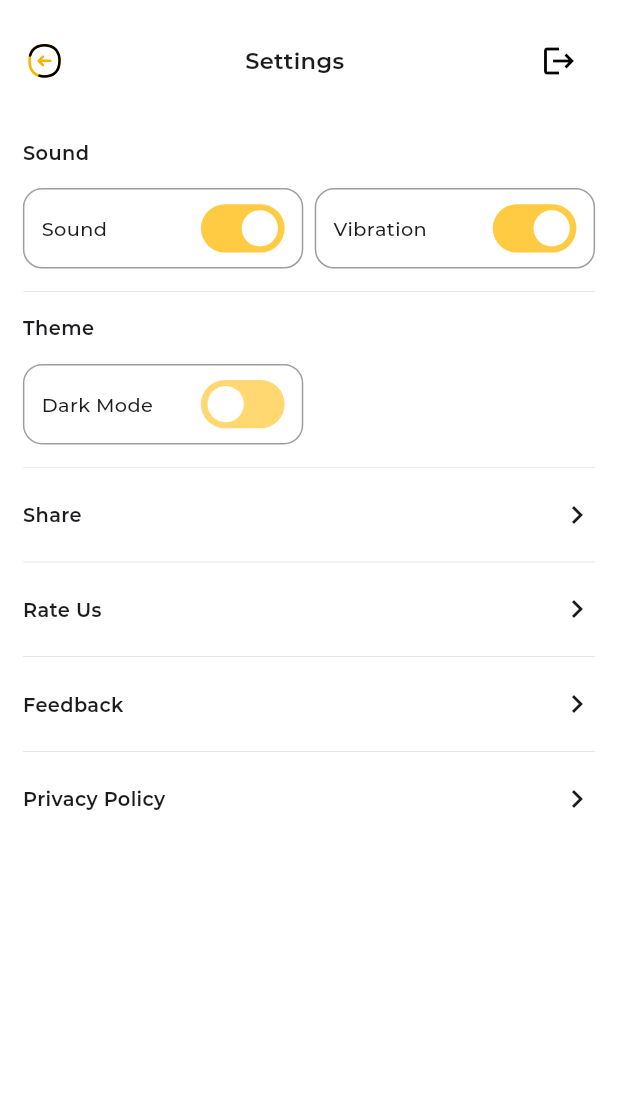
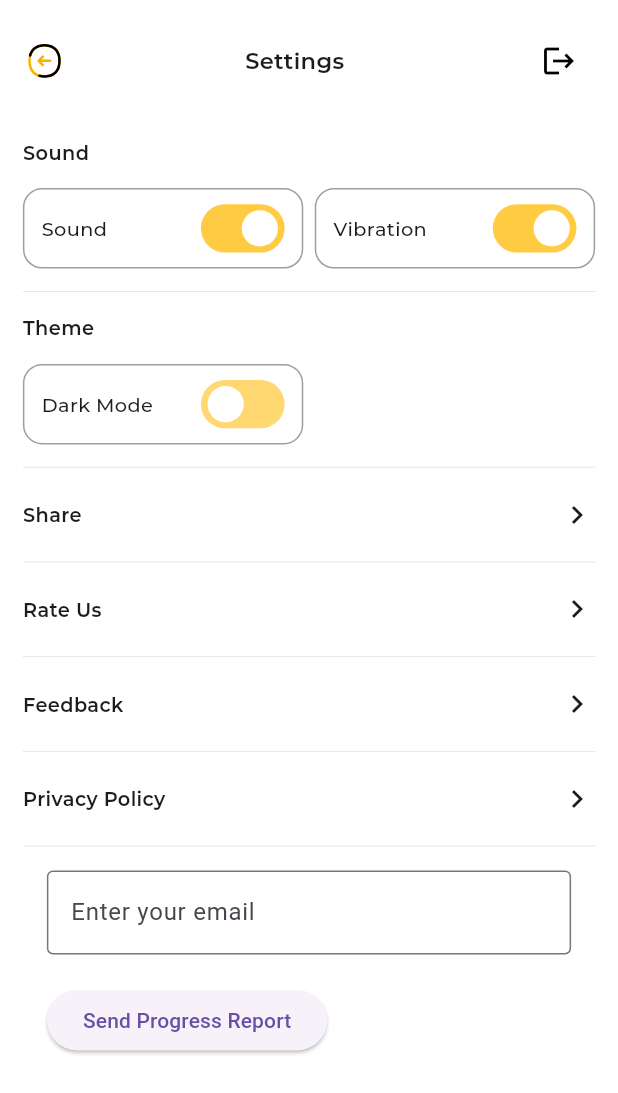
Before and after one commit to nick2601/MemoryMaths, a Flutter app: the SettingScreen screen opened directly, on a phone screen of 412 x 824 dp. Shown: the top 1093 px of the screen. Run offline on Flutter 3.47's test engine with Material 3 defaults, Android fonts, the phone set to English and light mode, and no system bars; drawn by our look-alikes of flutter_switch; our stand-ins replace audioplayers, auto_size_text, figma_squircle, flutter_rating_bar, flutter_svg, fluttertoast and 7 more; missing offline and left inert: dart:html, flutter_email_sender, flutter_share, flutter_vibrate, shared_preferences_web, vsync_provider; accounts and stored records are empty.

Commit message:
addition of send progress report

```diff
--- a/lib/src/ui/setting_screen.dart
+++ b/lib/src/ui/setting_screen.dart
@@ -19,6 +19,12 @@ import 'app/theme_provider.dart';
 import 'package:url_launcher/url_launcher.dart';
 
 import 'common/common_alert_dialog.dart';
+import 'package:pdf/pdf.dart';
+import 'package:pdf/widgets.dart' as pw;
+import 'package:flutter_email_sender/flutter_email_sender.dart';
+import 'dart:html' as html;
+import 'package:path_provider/path_provider.dart';
+import 'dart:io';
 
 class SettingScreen extends StatefulWidget {
   const SettingScreen({Key? key}) : super(key: key);
@@ -43,6 +49,14 @@ class _SettingScreen extends State<SettingScreen> {
   ValueNotifier soundOn = ValueNotifier(false);
   ValueNotifier darkMode = ValueNotifier(false);
   ValueNotifier vibrateOn = ValueNotifier(false);
+
+  final TextEditingController emailController = TextEditingController();
+
+  @override
+  void dispose() {
+    emailController.dispose();
+    super.dispose();
+  }
 
   @override
   void initState() {
@@ -342,11 +356,89 @@ class _SettingScreen extends State<SettingScreen> {
                 function: () async {
                   _launchURL();
                 }),
+            getDivider(),
+            Padding(
+              padding: const EdgeInsets.all(16.0),
+              child: Column(
+                crossAxisAlignment: CrossAxisAlignment.start,
+                children: [
+                  TextFormField(
+                    controller: emailController,
+                    decoration: InputDecoration(
+                      labelText: 'Enter your email',
+                      border: OutlineInputBorder(),
+                    ),
+                    keyboardType: TextInputType.emailAddress,
+                  ),
+                  SizedBox(height: 20),
+                  ElevatedButton(
+                    onPressed: () {
+                      final email = emailController.text;
+                      if (email.isNotEmpty) {
+                        // Call the function to generate and send the report
+                        generateAndSendReport('User Name', email, [
+                          GameCategory('Math', 90),
+                          GameCategory('Science', 80),
+                        ]);
+                      }
+                    },
+                    child: Text('Send Progress Report'),
+                  ),
+                ],
+              ),
+            ),
           ],
         ),
       ),
       flex: 1,
     );
+  }
+
+  Future<void> generateAndSendReport(String userName, String email, List<GameCategory> gameCategories) async {
+    final pdf = pw.Document();
+
+    pdf.addPage(
+      pw.Page(
+        build: (pw.Context context) {
+          return pw.Column(
+            crossAxisAlignment: pw.CrossAxisAlignment.start,
+            children: [
+              pw.Text('Progress Report', style: pw.TextStyle(fontSize: 24, fontWeight: pw.FontWeight.bold)),
+              pw.SizedBox(height: 20),
+              pw.Text('Name: $userName', style: pw.TextStyle(fontSize: 18)),
+              pw.SizedBox(height: 10),
+              pw.Text('Scores:', style: pw.TextStyle(fontSize: 18)),
+              pw.SizedBox(height: 10),
+              ...gameCategories.map((game) => pw.Text('${game.name}: ${game.score}', style: pw.TextStyle(fontSize: 16))).toList(),
+            ],
+          );
+        },
+      ),
+    );
+
+    if (kIsWeb) {
+      final bytes = await pdf.save();
+      final blob = html.Blob([bytes], 'application/pdf');
+      final url = html.Url.createObjectUrlFromBlob(blob);
+      final anchor = html.AnchorElement(href: url)
+        ..setAttribute('download', 'report.pdf')
+        ..click();
+      html.Url.revokeObjectUrl(url);
+    } else {
+      final output = await getApplicationDocumentsDirectory();
+      final file = File('${output.path}/report.pdf');
+      await file.writeAsBytes(await pdf.save());
+
+      final Email emailToSend = Email(
+        body: 'Please find attached your progress report.',
+        subject: 'Progress Report',
+        recipients: [email],
+        attachmentPaths: [file.path],
+        isHTML: false,
+      );
+
+      await FlutterEmailSender.send(emailToSend);
+    }
   }
 
   _launchURL() async {
@@ -512,3 +604,10 @@ class SliderThumbShape extends SliderComponentShape {
     }
   }
 }
+
+class GameCategory {
+  String name;
+  int score;
+
+  GameCategory(this.name, this.score);
+}
--- a/pubspec.yaml
+++ b/pubspec.yaml
@@ -29,8 +29,8 @@ environment:
 dependencies:
   flutter:
     sdk: flutter
-
-
+  pdf: ^3.4.1
+  flutter_email_sender: ^5.0.2
   # The following adds the Cupertino Icons font to your application.
   # Use with the CupertinoIcons class for iOS style icons.
   cupertino_icons: ^1.0.5
@@ -53,7 +53,6 @@ dependencies:
   flutter_switch: ^0.3.2
   flutter_share: ^2.0.0
   launch_review: ^3.0.1
-  flutter_email_sender: ^6.0.3
   url_launcher: ^6.1.2
   device_info_plus: ^10.1.0
   flutter_rating_bar: ^4.0.0
```
Also changed, not shown: pubspec.lock.
